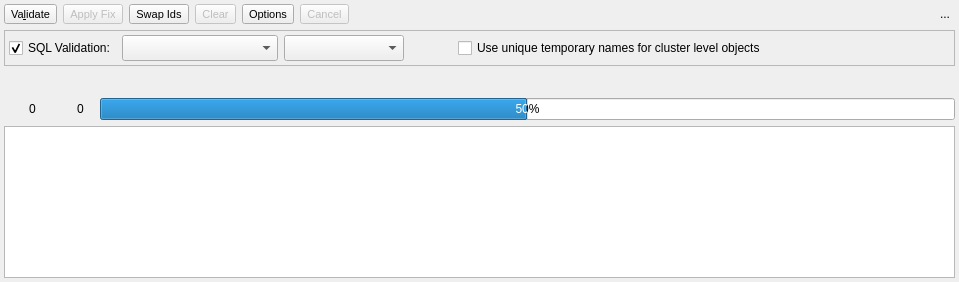
The window that libpgmodeler_ui/ui/modelvalidationwidget.ui (pgmodeler/pgmodeler) describes before a commit, drawn with Qt 5.
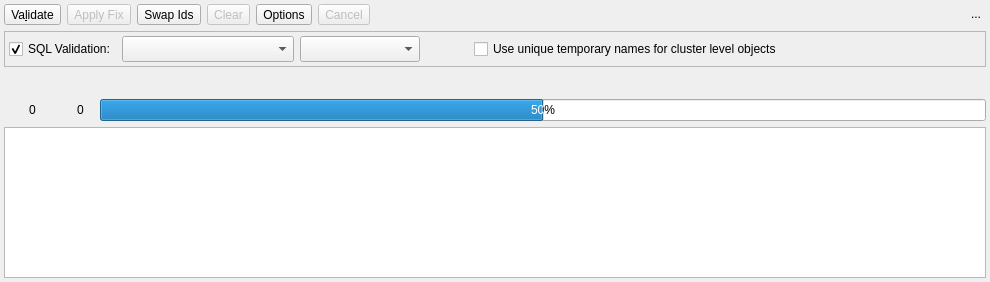
The same window after the commit. Icons and pictures are not drawn.

Commit message: Doing modifications in order to avoid the usage of fixed font size and fixed colors in some widgets

Patch:
```diff
--- a/libpgmodeler_ui/ui/modelvalidationwidget.ui
+++ b/libpgmodeler_ui/ui/modelvalidationwidget.ui
@@ -6,7 +6,7 @@
    <rect>
     <x>0</x>
     <y>0</y>
-    <width>959</width>
+    <width>990</width>
     <height>282</height>
    </rect>
   </property>
@@ -303,11 +303,6 @@
      <property name="enabled">
       <bool>false</bool>
      </property>
-     <property name="font">
-      <font>
-       <pointsize>8</pointsize>
-      </font>
-     </property>
      <property name="toolTip">
       <string>Clear validation results</string>
      </property>
@@ -376,11 +371,6 @@
        <verstretch>0</verstretch>
       </sizepolicy>
      </property>
-     <property name="font">
-      <font>
-       <pointsize>8</pointsize>
-      </font>
-     </property>
      <property name="toolTip">
       <string>Try to resolve the reported issues.</string>
      </property>
@@ -410,11 +400,6 @@
    </item>
    <item row="0" column="2">
     <widget class="QToolButton" name="swap_ids_btn">
-     <property name="font">
-      <font>
-       <pointsize>8</pointsize>
-      </font>
-     </property>
      <property name="toolTip">
       <string>Change the creation order for two objects by swapping their ids</string>
      </property>
@@ -444,11 +429,6 @@
        <verstretch>0</verstretch>
       </sizepolicy>
      </property>
-     <property name="font">
-      <font>
-       <pointsize>8</pointsize>
-      </font>
-     </property>
      <property name="text">
       <string>Va&amp;lidate</string>
      </property>
@@ -695,11 +675,6 @@
      <property name="enabled">
       <bool>false</bool>
      </property>
-     <property name="font">
-      <font>
-       <pointsize>8</pointsize>
-      </font>
-     </property>
      <property name="toolTip">
       <string>Cancel the SQL validation in progress.</string>
      </property>
@@ -735,11 +710,6 @@
        <verstretch>0</verstretch>
       </sizepolicy>
      </property>
-     <property name="font">
-      <font>
-       <pointsize>8</pointsize>
-      </font>
-     </property>
      <property name="toolTip">
       <string>Try to apply a fix on the selected validation info.</string>
      </property>
```
The commit also changes 15 other files.
